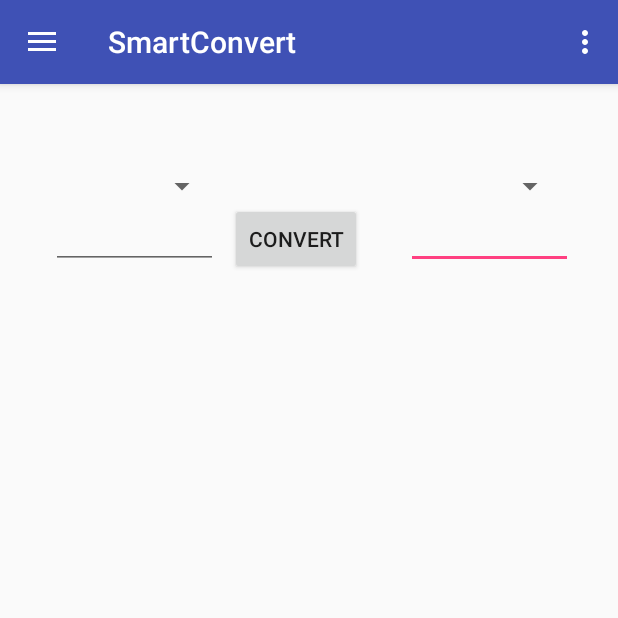
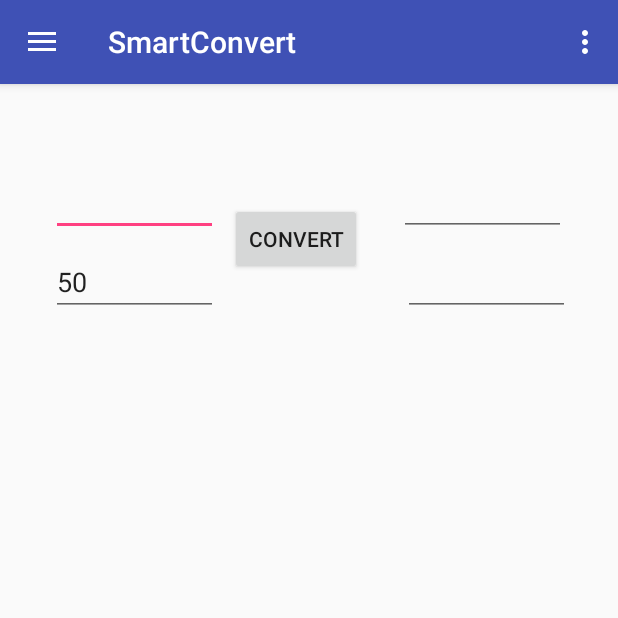
Before and after one commit to dmuffler/TCSS_450_App, an Android app: the fragment ConvertFragment placed in its activity, after a tap on "CONVERT", on a phone screen of 412 x 824 dp, the top half of it. Run offline under Robolectric (Android 15) with nearby library versions, the phone set to English and light mode, and no system bars.

Commit message:
task for currency conversion created
Only converts 50 USD to Euro right now using the api but should not be too bad to convert other currencies using the info passed in

```diff
--- a/SmartConvert/app/src/main/java/group6/tcss450/uw/edu/smartconvert/ConvertFragment.java
+++ b/SmartConvert/app/src/main/java/group6/tcss450/uw/edu/smartconvert/ConvertFragment.java
@@ -16,6 +16,7 @@
 import android.widget.Toast;
 
 import org.json.JSONException;
+import org.json.JSONObject;
 
 import java.io.BufferedReader;
 import java.io.InputStream;
@@ -33,9 +34,19 @@
 public class ConvertFragment extends Fragment implements View.OnClickListener{
 
     private static final String PARTIAL_URL = "http://cssgate.insttech.washington.edu/~if30/";
+    private static final String API_URL = "https://www.amdoren.com/api/currency.php";
+    private static final String API_KEY = "?api_key=RDyzVhu8ThK2dLnEPximNXmkGFMbNn";
+    private static final String FROM_TOKEN = "&from=";
+    private static final String TO_TOKEN = "&to=";
+    private static final String AMOUNT_TOKEN = "&amount=";
+    private static int amount = 50;
+    private static String Currency1 = "USD";
+    private static String Currency2 = "EUR";
     private ConvertFragmentInteractionListener mListener;
     private View v;
+
     private String jsonResult = "hello";
+    private EditText mEditText;
     public ConvertFragment() {
         // Required empty public constructor
     }
@@ -45,6 +56,8 @@
                              Bundle savedInstanceState) {
         // Inflate the layout for this fragment
         v = inflater.inflate(R.layout.fragment_convert, container, false);
+        //Log.i("wow", API_URL+API_KEY+FROM_TOKEN+Currency1+TO_TOKEN+Currency2+AMOUNT_TOKEN+amount);
+        mEditText = v.findViewById(R.id.NumCurrAField);
         connToDatabase();
         Button b = v.findViewById(R.id.convertCurrButton);
         b.setOnClickListener(this);
@@ -55,6 +68,7 @@
     private void connToDatabase(){
         AsyncTask<String, String, String> task = new GetAvailableCurrencies();
         Log.d("CONVERT PAGE", "GET AVAILABLE CURRENCIES");
+
         task.execute(PARTIAL_URL);
     }
     @Override
@@ -76,11 +90,19 @@
 
     @Override
     public void onClick(View view) {
+        AsyncTask<String, Void, String> task = null;
+        String message = "";//((EditText) view.findViewById(R.id.NumCurrBField)).toString();
         if (mListener != null) {
             if (view.getId() == R.id.convertCurrButton) {
+
+                task = new ConvertCurrencies();
+
                 Log.d("CONVERT",jsonResult);
+                Log.i("wow", API_URL+API_KEY+FROM_TOKEN+Currency1+TO_TOKEN+Currency2+AMOUNT_TOKEN+amount);
             }
+
         }
+        task.execute(API_URL+API_KEY+FROM_TOKEN+Currency1+TO_TOKEN+Currency2+AMOUNT_TOKEN+amount, message);
     }
 
     /**
@@ -99,6 +121,49 @@
     }
     public interface AsyncResponse {
         void processDone(String str);
+    }
+    private class ConvertCurrencies extends AsyncTask<String, Void, String> {
+
+        @Override
+        protected String doInBackground(String... strings) {
+
+            String response = "";
+            HttpURLConnection urlConnection = null;
+            String url = strings[0];
+            try {
+                URL urlObject = new URL(url);
+                urlConnection = (HttpURLConnection) urlObject.openConnection();
+                InputStream content = urlConnection.getInputStream();
+                BufferedReader buffer = new BufferedReader(new InputStreamReader(content));
+                String s = "";
+                while ((s = buffer.readLine()) != null) {
+                    response += s + "\n";
+                }
+            } catch (Exception e) {
+                Log.d("ERROR CONN", "ay");
+                response = "Unable to connect, Reason: " + e.getMessage();
+            } finally {
+                if (urlConnection != null)
+                    urlConnection.disconnect();
+            }
+            Log.e("SUCCESSFUL", response);
+            //jsonResult = response;
+            return response;
+
+        }
+        @Override
+        protected void onPostExecute (String Result) {
+            try {
+                JSONObject jObject = new JSONObject(Result);
+                String value = jObject.getString("amount");
+                mEditText.setText(value);
+            } catch (JSONException e) {
+                e.printStackTrace();
+            }
+
+
+
+        }
     }
     private class GetAvailableCurrencies extends AsyncTask<String, String, String> {
         private final String GETCURRENCIES ="availableCurrencies.php";
--- a/SmartConvert/app/src/main/res/layout/fragment_convert.xml
+++ b/SmartConvert/app/src/main/res/layout/fragment_convert.xml
@@ -11,10 +11,10 @@
         android:layout_width="match_parent"
         android:layout_height="match_parent">
 
-        <Spinner
+        <EditText
             android:id="@+id/CurrencyASpinner"
             android:layout_width="111dp"
-            android:layout_height="23dp"
+            android:layout_height="45dp"
             android:layout_marginEnd="8dp"
             android:layout_marginLeft="8dp"
             android:layout_marginRight="8dp"
@@ -23,12 +23,13 @@
             app:layout_constraintHorizontal_bias="0.092"
             app:layout_constraintLeft_toLeftOf="parent"
             app:layout_constraintRight_toRightOf="parent"
-            app:layout_constraintTop_toTopOf="parent" />
+            app:layout_constraintTop_toTopOf="parent"
+            tools:text="@string/Currency1" />
 
-        <Spinner
+        <EditText
             android:id="@+id/CurrencyBSpinner"
             android:layout_width="111dp"
-            android:layout_height="23dp"
+            android:layout_height="45dp"
             android:layout_marginEnd="8dp"
             android:layout_marginLeft="0dp"
             android:layout_marginRight="8dp"
@@ -38,12 +39,13 @@
             app:layout_constraintLeft_toRightOf="@+id/CurrencyASpinner"
             app:layout_constraintRight_toRightOf="parent"
             app:layout_constraintTop_toTopOf="parent"
-            tools:layout_editor_absoluteX="257dp" />
+            tools:layout_editor_absoluteX="238dp"
+            tools:text="@string/Currency2" />
 
         <EditText
             android:id="@+id/NumCurrAField"
             android:layout_width="111dp"
-            android:layout_height="36dp"
+            android:layout_height="45dp"
             android:layout_marginEnd="16dp"
             android:layout_marginLeft="8dp"
             android:layout_marginRight="16dp"
@@ -51,7 +53,7 @@
             android:layout_marginTop="8dp"
             android:ems="10"
             android:inputType="number"
-            app:layout_constraintHorizontal_bias="0.941"
+            app:layout_constraintHorizontal_bias="0.933"
             app:layout_constraintLeft_toLeftOf="@+id/NumCurrBField"
             app:layout_constraintRight_toRightOf="parent"
             app:layout_constraintTop_toBottomOf="@+id/CurrencyBSpinner" />
@@ -59,13 +61,14 @@
         <EditText
             android:id="@+id/NumCurrBField"
             android:layout_width="111dp"
-            android:layout_height="36dp"
+            android:layout_height="45dp"
             android:layout_marginEnd="16dp"
             android:layout_marginLeft="8dp"
             android:layout_marginRight="8dp"
             android:layout_marginTop="8dp"
             android:ems="10"
             android:inputType="number"
+            android:text="@string/Value1"
             app:layout_constraintHorizontal_bias="0.093"
             app:layout_constraintLeft_toLeftOf="parent"
             app:layout_constraintRight_toRightOf="parent"
--- a/SmartConvert/app/src/main/res/values/strings.xml
+++ b/SmartConvert/app/src/main/res/values/strings.xml
@@ -32,5 +32,8 @@
     <string name="example_amount_2_string">4.31</string>
     <string name="curr_location_string">Current Location</string>
     <string name="def_location_string">Default Location</string>
+    <string name="Currency1">USD</string>
+    <string name="Currency2">Euro</string>
+    <string name="Value1">50</string>
 
 </resources>
```
